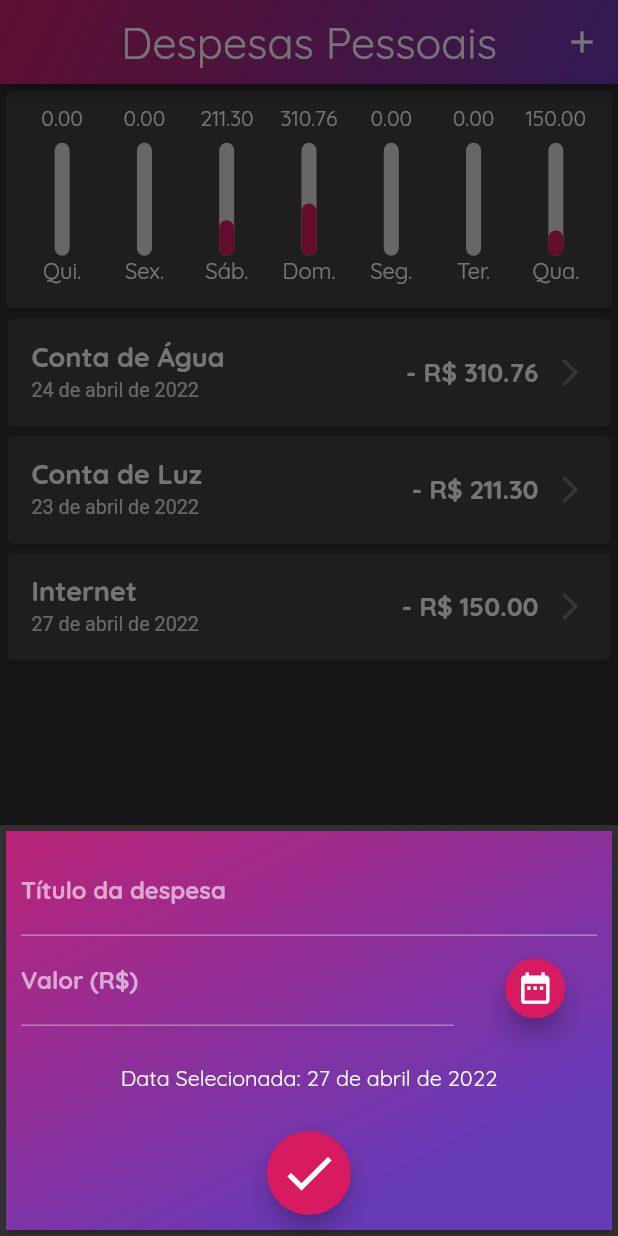
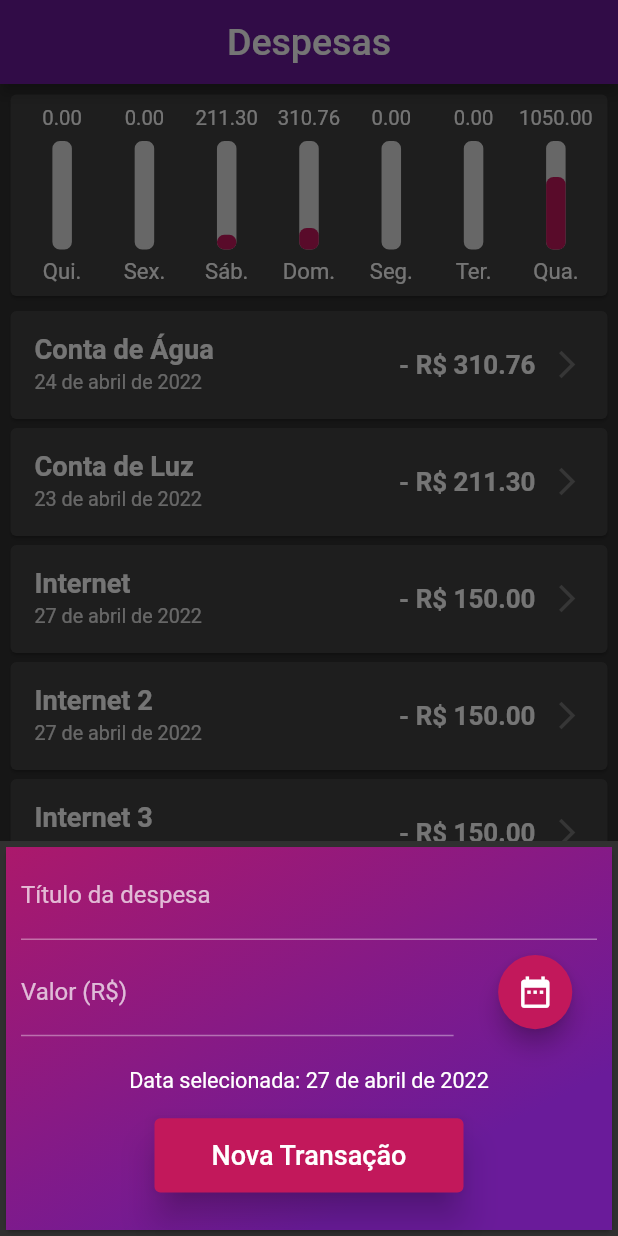
Before and after one commit to lucasgaldinomota/flutter_despesas, a Flutter app: the screen it shows after launch, after a tap on the "add" icon, on a phone screen of 412 x 824 dp. Run offline on Flutter 3.47's test engine with Material 2 defaults, Android fonts, the light colour scheme and no system bars.

Commit message:
mudanças parte 1

```diff
--- a/lib/components/adaptative_button.dart
+++ b/lib/components/adaptative_button.dart
@@ -1,6 +1,4 @@
-import 'package:flutter/cupertino.dart';
 import 'package:flutter/material.dart';
-import 'dart:io';
 
 class AdaptativeButton extends StatelessWidget {
   final String? label;
@@ -10,20 +8,20 @@ class AdaptativeButton extends StatelessWidget {
 
   @override
   Widget build(BuildContext context) {
-    return Platform.isIOS
-        ? CupertinoButton(
-            color: Colors.pink[700],
-            child: Text(label.toString()),
-            onPressed: onPressed,
-          )
-        : FloatingActionButton(
-            backgroundColor: Colors.pink[600],
-            child: const Icon(
-              Icons.check,
-              size: 40,
-              color: Colors.white,
-            ),
-            onPressed: onPressed,
-          );
+    return SizedBox(
+      height: MediaQuery.of(context).size.height * 0.06,
+      width: MediaQuery.of(context).size.width * 0.5,
+      child: ElevatedButton(
+        style: ElevatedButton.styleFrom(
+          elevation: 10,
+          primary: Theme.of(context).colorScheme.secondary,
+        ),
+        child: Text(
+          label!,
+          style: TextStyle(fontSize: 18),
+        ),
+        onPressed: onPressed,
+      ),
+    );
   }
 }
--- a/lib/components/adaptative_date_picker.dart
+++ b/lib/components/adaptative_date_picker.dart
@@ -1,6 +1,4 @@
 import 'package:flutter/material.dart';
-import 'package:flutter/cupertino.dart';
-import 'dart:io';
 
 class AdaptativeDatePicker extends StatelessWidget {
   final DateTime? selectedDate;
@@ -14,6 +12,23 @@ class AdaptativeDatePicker extends StatelessWidget {
       initialDate: DateTime.now(),
       firstDate: DateTime(2019),
       lastDate: DateTime.now(),
+      builder: (context, child) {
+        return Theme(
+          data: Theme.of(context).copyWith(
+            colorScheme: ColorScheme.light(
+              primary: Colors.pink[700]!,
+              onPrimary: Colors.white,
+              onSurface: Colors.white,
+            ),
+            textButtonTheme: TextButtonThemeData(
+              style: TextButton.styleFrom(
+                primary: Colors.white,
+              ),
+            ),
+          ),
+          child: child!,
+        );
+      },
     ).then((pickedDate) {
       if (pickedDate == null) {
         return;
@@ -25,37 +40,25 @@ class AdaptativeDatePicker extends StatelessWidget {
 
   @override
   Widget build(BuildContext context) {
-    return Platform.isIOS
-        ? CupertinoTheme(
-            data: CupertinoThemeData(
-              textTheme: CupertinoTextThemeData(
-                dateTimePickerTextStyle:
-                    TextStyle(fontSize: 18, color: Colors.white),
+    final mediaQuery = MediaQuery.of(context).size;
+
+    return Padding(
+      padding: const EdgeInsets.only(
+        top: 10,
+        bottom: 10,
       ),
-            ),
-            child: Container(
-              width: 300,
-              height: 170,
-              child: CupertinoDatePicker(
-                mode: CupertinoDatePickerMode.date,
-                initialDateTime: DateTime.now(),
-                minimumDate: DateTime(2019),
-                maximumDate: DateTime.now(),
-                onDateTimeChanged: onDateChanged!,
-              ),
-            ),
-          )
-        : Padding(
-            padding: const EdgeInsets.only(top: 10),
+      child: SizedBox(
+        height: mediaQuery.height * 0.06,
         child: FloatingActionButton(
-              backgroundColor: Colors.pink[600],
+          backgroundColor: Theme.of(context).colorScheme.secondary,
           mini: true,
-              child: const Icon(
+          child: Icon(
             Icons.date_range,
             size: 25,
-                color: Colors.white,
+            color: Theme.of(context).iconTheme.color,
           ),
           onPressed: () => _showDatePicker(context),
+        ),
       ),
     );
   }
--- a/lib/components/adaptative_text_field.dart
+++ b/lib/components/adaptative_text_field.dart
@@ -1,6 +1,4 @@
 import 'package:flutter/material.dart';
-import 'package:flutter/cupertino.dart';
-import 'dart:io';
 
 class AdaptativeTextField extends StatelessWidget {
   final String? label;
@@ -17,39 +15,21 @@ class AdaptativeTextField extends StatelessWidget {
 
   @override
   Widget build(BuildContext context) {
-    return Platform.isIOS
-        ? Padding(
-            padding: const EdgeInsets.only(bottom: 10),
-            child: CupertinoTextField(
-              decoration: BoxDecoration(
-                color: Colors.transparent,
-                border:
-                    Border(bottom: BorderSide(width: 0.4, color: Colors.white)),
-              ),
+    return TextField(
       controller: controller,
       keyboardType: keyboardType,
       onSubmitted: onSubmitted,
-              style: TextStyle(color: Colors.white),
-              placeholder: label,
-              clearButtonMode: OverlayVisibilityMode.editing,
-              placeholderStyle: const TextStyle(
-                fontFamily: 'Quicksand',
-                color: Colors.white,
+      decoration: InputDecoration(
+        labelText: label,
+        labelStyle: TextStyle(
+          color: Colors.white70,
+          // fontWeight: FontWeight.bold,
         ),
-              padding: const EdgeInsets.symmetric(
-                horizontal: 6,
-                vertical: 12,
+        focusedBorder: UnderlineInputBorder(
+          borderSide: BorderSide(
+            color: Colors.white70,
           ),
         ),
-          )
-        : TextField(
-            controller: controller,
-            keyboardType: keyboardType,
-            onSubmitted: onSubmitted,
-            decoration: InputDecoration(labelText: label),
-            style: const TextStyle(
-              fontFamily: 'Quicksand',
-              fontWeight: FontWeight.bold,
       ),
     );
   }
--- a/lib/components/chart.dart
+++ b/lib/components/chart.dart
@@ -43,9 +43,9 @@ class Chart extends StatelessWidget {
   Widget build(BuildContext context) {
     groupedTransactions;
     return Card(
-      margin: const EdgeInsets.all(4),
+      margin: const EdgeInsets.all(7),
       child: Padding(
-        padding: const EdgeInsets.all(10),
+        padding: const EdgeInsets.all(7),
         child: Row(
           mainAxisAlignment: MainAxisAlignment.spaceAround,
           children: groupedTransactions.map((tr) {
--- a/lib/components/chart_bar.dart
+++ b/lib/components/chart_bar.dart
@@ -9,29 +9,29 @@ class ChartBar extends StatelessWidget {
     this.label,
     this.value,
     this.percentage,
-  });
+    Key? key,
+  }) : super(key: key);
 
   @override
   Widget build(BuildContext context) {
     return LayoutBuilder(builder: (ctx, constraints) {
       return Column(
         children: [
-          Container(
+          SizedBox(
             height: constraints.maxHeight * 0.15,
             child: FittedBox(
               child: Text(
-                '${value?.toStringAsFixed(2)}',
+                value!.toStringAsFixed(2),
                 style: const TextStyle(
                   fontSize: 3,
-                  fontFamily: 'Quicksand',
                 ),
               ),
             ),
           ),
           SizedBox(height: constraints.maxHeight * 0.05),
-          Container(
+          SizedBox(
             height: constraints.maxHeight * 0.6,
-            width: 10,
+            width: 13,
             child: Stack(
               alignment: Alignment.bottomCenter,
               children: [
@@ -39,7 +39,7 @@ class ChartBar extends StatelessWidget {
                   decoration: BoxDecoration(
                     border: Border.all(
                       color: Colors.grey[300]!,
-                      width: 1.0,
+                      width: 1.5,
                     ),
                     color: Colors.grey[300],
                     borderRadius: BorderRadius.circular(5),
@@ -49,7 +49,7 @@ class ChartBar extends StatelessWidget {
                   heightFactor: percentage,
                   child: Container(
                     decoration: BoxDecoration(
-                      color: Colors.pink[600],
+                      color: Colors.pink[700],
                       borderRadius: BorderRadius.circular(5),
                     ),
                   ),
@@ -57,13 +57,12 @@ class ChartBar extends StatelessWidget {
               ],
             ),
           ),
-          SizedBox(height: constraints.maxHeight * 0.005),
+          SizedBox(height: constraints.maxHeight * 0.05),
           Container(
-            height: constraints.maxHeight * 0.15,
+            height: constraints.maxHeight * 0.14,
             child: FittedBox(
               child: Text(
-                "${label?[0].toUpperCase()}${label?.substring(1)}",
-                style: const TextStyle(fontFamily: 'Quicksand'),
+                "${label![0].toUpperCase()}${label!.substring(1)}",
               ),
             ),
           ),
--- a/lib/components/transaction_form.dart
+++ b/lib/components/transaction_form.dart
@@ -1,7 +1,5 @@
 import 'package:expenses/components/adaptative_date_picker.dart';
 import 'package:flutter/material.dart';
-import 'package:flutter/cupertino.dart';
-import 'dart:io';
 import 'package:intl/intl.dart';
 import 'adaptative_button.dart';
 import 'adaptative_text_field.dart';
@@ -10,7 +8,7 @@ import 'adaptative_date_picker.dart';
 class TransactionForm extends StatefulWidget {
   final void Function(String, double, DateTime) onSubmit;
 
-  const TransactionForm(this.onSubmit);
+  const TransactionForm(this.onSubmit, {Key? key}) : super(key: key);
 
   @override
   _TransactionFormState createState() => _TransactionFormState();
@@ -19,94 +17,43 @@ class TransactionForm extends StatefulWidget {
 class _TransactionFormState extends State<TransactionForm> {
   final _titleController = TextEditingController();
   final _valueController = TextEditingController();
-  DateTime _selectedDate = DateTime.now();
+  DateTime? _selectedDate = DateTime.now();
 
   _submitForm() {
     final title = _titleController.text;
     final value = double.tryParse(_valueController.text) ?? 0.0;
 
-    if (title.isEmpty || value <= 0) {
+    if (title.isEmpty || value <= 0 || _selectedDate == null) {
       return;
     }
 
-    widget.onSubmit(title, value, _selectedDate);
+    widget.onSubmit(title, value, _selectedDate!);
   }
 
   @override
   Widget build(BuildContext context) {
+    final height = MediaQuery.of(context).size.height;
     final width = MediaQuery.of(context).size.width;
 
-    return Platform.isIOS
-        ? SingleChildScrollView(
+    return SingleChildScrollView(
       child: Card(
         child: Container(
           decoration: BoxDecoration(
             gradient: LinearGradient(
               begin: Alignment(-1, -2),
               end: Alignment(0, 1),
-                    colors: [Colors.pink[600]!, Colors.deepPurple],
+              colors: [
+                Theme.of(context).colorScheme.secondary,
+                Theme.of(context).colorScheme.primary,
+              ],
             ),
           ),
           child: Padding(
             padding: EdgeInsets.only(
               left: 10,
               right: 10,
-                    top: 10,
-                    bottom: 17 + MediaQuery.of(context).viewInsets.bottom,
-                  ),
-                  child: Column(
-                    children: <Widget>[
-                      AdaptativeTextField(
-                        label: 'Título',
-                        controller: _titleController,
-                        onSubmitted: (_) => _submitForm(),
-                      ),
-                      AdaptativeTextField(
-                        label: 'Valor (R\$)',
-                        controller: _valueController,
-                        keyboardType:
-                            TextInputType.numberWithOptions(decimal: true),
-                        onSubmitted: (_) => _submitForm(),
-                      ),
-                      AdaptativeDatePicker(
-                        selectedDate: _selectedDate,
-                        onDateChanged: (newDate) {
-                          setState(() {
-                            _selectedDate = newDate;
-                          });
-                        },
-                      ),
-                      Row(
-                        mainAxisAlignment: MainAxisAlignment.center,
-                        children: <Widget>[
-                          AdaptativeButton(
-                            label: 'Nova Transação',
-                            onPressed: _submitForm,
-                          ),
-                        ],
-                      )
-                    ],
-                  ),
-                ),
-              ),
-            ),
-          )
-        : SingleChildScrollView(
-            child: Card(
-              child: Container(
-                decoration: BoxDecoration(
-                  gradient: LinearGradient(
-                    begin: Alignment(-1, -2),
-                    end: Alignment(0, 1),
-                    colors: [Colors.pink[600]!, Colors.deepPurple],
-                  ),
-                ),
-                child: Padding(
-                  padding: EdgeInsets.only(
-                    left: 10,
-                    right: 10,
-                    top: 10,
-                    bottom: 10 + MediaQuery.of(context).viewInsets.bottom,
+              top: 3,
+              bottom: 25 + MediaQuery.of(context).viewInsets.bottom,
             ),
             child: Column(
               crossAxisAlignment: CrossAxisAlignment.start,
@@ -120,17 +67,17 @@ class _TransactionFormState extends State<TransactionForm> {
                 Row(
                   mainAxisAlignment: MainAxisAlignment.spaceBetween,
                   children: [
-                          Container(
+                    SizedBox(
                       width: width * 0.7,
                       child: AdaptativeTextField(
                         label: 'Valor (R\$)',
                         controller: _valueController,
-                              keyboardType: TextInputType.numberWithOptions(
-                                  decimal: true),
+                        keyboardType:
+                            TextInputType.numberWithOptions(decimal: true),
                         onSubmitted: (_) => _submitForm(),
                       ),
                     ),
-                          Container(
+                    SizedBox(
                       width: width * 0.2,
                       child: AdaptativeDatePicker(
                         selectedDate: _selectedDate,
@@ -144,12 +91,11 @@ class _TransactionFormState extends State<TransactionForm> {
                   ],
                 ),
                 Container(
-                        height: 70,
+                  height: height * 0.06,
                   alignment: Alignment.center,
                   child: Text(
-                          'Data Selecionada: ${DateFormat("dd 'de' MMMM 'de' y", 'pt_BR').format(_selectedDate)}',
+                    'Data selecionada: ${DateFormat("dd 'de' MMMM 'de' y", 'pt_BR').format(_selectedDate!)}',
                     style: TextStyle(
-                            fontFamily: 'Quicksand',
                       fontSize: width * 0.035,
                     ),
                   ),
--- a/lib/components/transaction_item.dart
+++ b/lib/components/transaction_item.dart
@@ -21,13 +21,12 @@ class TransactionItem extends StatelessWidget {
     return Card(
       margin: const EdgeInsets.symmetric(
         vertical: 3,
-        horizontal: 5,
+        horizontal: 7,
       ),
       child: ListTile(
         title: Text(
           tr.title,
           style: TextStyle(
-              fontFamily: 'Quicksand',
               color: Colors.white,
               fontWeight: FontWeight.bold,
               fontSize: width * 0.044),
@@ -47,7 +46,6 @@ class TransactionItem extends StatelessWidget {
               style: TextStyle(
                 color: Colors.white,
                 fontSize: width * 0.042,
-                fontFamily: 'Quicksand',
                 fontWeight: FontWeight.bold,
               ),
             ),
--- a/lib/components/transaction_list.dart
+++ b/lib/components/transaction_list.dart
@@ -17,9 +17,10 @@ class _TransactionListState extends State<TransactionList> {
   @override
   Widget build(BuildContext context) {
     return widget._transactions.isEmpty
-        ? LayoutBuilder(builder: (ctx, constraints) {
+        ? LayoutBuilder(
+            builder: (ctx, constraints) {
               return Padding(
-              padding: const EdgeInsets.all(10),
+                padding: const EdgeInsets.all(8),
                 child: Column(
                   children: [
                     const SizedBox(height: 20),
@@ -38,16 +39,23 @@ class _TransactionListState extends State<TransactionList> {
                   ],
                 ),
               );
-          })
+            },
+          )
         : ListView.builder(
-            padding: const EdgeInsets.only(bottom: 75),
+            padding: EdgeInsets.only(
+              bottom: MediaQuery.of(context).size.height * 0.234,
+            ),
             itemCount: widget._transactions.length,
             itemBuilder: (ctx, index) {
               final tr = widget._transactions[index];
               return Dismissible(
                 direction: DismissDirection.endToStart,
                 background: Padding(
-                  padding: const EdgeInsets.all(3),
+                  padding: const EdgeInsets.only(
+                    top: 3,
+                    bottom: 3,
+                    right: 7,
+                  ),
                   child: Container(
                     alignment: AlignmentDirectional.centerEnd,
                     decoration: BoxDecoration(
--- a/lib/main.dart
+++ b/lib/main.dart
@@ -1,9 +1,6 @@
-import 'package:flutter/cupertino.dart';
 import 'package:flutter/material.dart';
-import 'package:flutter/services.dart';
 import 'package:flutter_localizations/flutter_localizations.dart';
 import 'dart:math';
-import 'dart:io';
 import 'models/transaction.dart';
 import 'components/transaction_form.dart';
 import 'components/transaction_list.dart';
@@ -12,43 +9,31 @@ import 'components/chart.dart';
 main() => runApp(ExpensesApp());
 
 class ExpensesApp extends StatelessWidget {
+  ExpensesApp({Key? key}) : super(key: key);
+  final ThemeData mainTheme = ThemeData.dark();
+
   @override
   Widget build(BuildContext context) {
-    SystemChrome.setSystemUIOverlayStyle(SystemUiOverlayStyle(
-      statusBarColor: Colors.transparent,
-      systemNavigationBarColor: Color(0xFF303030),
-    ));
     return MaterialApp(
       localizationsDelegates: [
         GlobalMaterialLocalizations.delegate,
         GlobalCupertinoLocalizations.delegate,
         GlobalWidgetsLocalizations.delegate
       ],
-        supportedLocales: [
-          const Locale('pt', 'BR')
-        ],
+      supportedLocales: [const Locale('pt', 'BR')],
       debugShowCheckedModeBanner: false,
-        title: 'Despesas Pessoais',
-        theme: ThemeData(
-          brightness: Brightness.dark,
-          accentColor: Colors.white,
-          fontFamily: 'Quicksand',
-          textTheme: ThemeData.dark().textTheme.copyWith(
-                headline6: const TextStyle(
-                  fontFamily: 'Quicksand',
-                  fontSize: 18,
+      title: 'Despesas',
+      theme: mainTheme.copyWith(
+        colorScheme: mainTheme.colorScheme.copyWith(
+          primary: Colors.purple[800],
+          secondary: Colors.pink[700],
+        ),
+        iconTheme: mainTheme.iconTheme.copyWith(
+          color: Colors.white,
         ),
       ),
-          appBarTheme: AppBarTheme(
-            textTheme: ThemeData.dark().textTheme.copyWith(
-                  headline6: const TextStyle(
-                    fontFamily: 'Quicksand',
-                    fontSize: 27,
-                  ),
-                ),
-          ),
-        ),
-        home: MyHomePage());
+      home: MyHomePage(),
+    );
   }
 }
 
@@ -77,9 +62,43 @@ class _MyHomePageState extends State<MyHomePage> with WidgetsBindingObserver {
       value: 150.00,
       date: DateTime.now(),
     ),
+    Transaction(
+      id: 't4',
+      title: 'Internet 2',
+      value: 150.00,
+      date: DateTime.now(),
+    ),
+    Transaction(
+      id: 't5',
+      title: 'Internet 3',
+      value: 150.00,
+      date: DateTime.now(),
+    ),
+    Transaction(
+      id: 't6',
+      title: 'Internet 4',
+      value: 150.00,
+      date: DateTime.now(),
+    ),
+    Transaction(
+      id: 't7',
+      title: 'Internet 5',
+      value: 150.00,
+      date: DateTime.now(),
+    ),
+    Transaction(
+      id: 't8',
+      title: 'Internet 6',
+      value: 150.00,
+      date: DateTime.now(),
+    ),
+    Transaction(
+      id: 't9',
+      title: 'Internet 7',
+      value: 150.00,
+      date: DateTime.now(),
+    ),
   ];
-
-  bool _showChart = false;
 
   @override
   void initState() {
@@ -143,108 +162,48 @@ class _MyHomePageState extends State<MyHomePage> with WidgetsBindingObserver {
     );
   }
 
-  Widget _getIconButton(IconData icon, Function() fn) {
-    return Platform.isIOS
-        ? GestureDetector(onTap: fn, child: Icon(icon, size: 40))
-        : IconButton(icon: Icon(icon), onPressed: fn);
-  }
-
   @override
   Widget build(BuildContext context) {
-    final mediaQuery = MediaQuery.of(context);
-    bool isLandscape = mediaQuery.orientation == Orientation.landscape;
+    final mediaQuery = MediaQuery.of(context).size;
 
-    final iconList = Platform.isIOS ? CupertinoIcons.refresh : Icons.list;
-    final iconChart =
-        Platform.isIOS ? CupertinoIcons.refresh : Icons.show_chart;
-
-    final actions = [
-      if (isLandscape)
-        _getIconButton(
-          _showChart ? iconList : iconChart,
-          () {
-            setState(() {
-              _showChart = !_showChart;
-            });
-          },
-        ),
-      _getIconButton(
-        Platform.isIOS ? CupertinoIcons.add : Icons.add,
-        () => _openTransactionFormModal(context),
-      ),
-    ];
-
-    final PreferredSizeWidget appBar = AppBar(
-      backgroundColor: Color(0x1FFFFFF),
-      title: FittedBox(
-        fit: BoxFit.fitWidth,
-        child: Text(
-          'Despesas Pessoais',
-          style: TextStyle(
-            fontSize: MediaQuery.of(context).size.width * 0.07,
-          ),
-        ),
+    return Scaffold(
+      appBar: AppBar(
+        backgroundColor: Theme.of(context).colorScheme.primary,
+        title: Text(
+          'Despesas',
+          style: TextStyle(fontSize: 25),
         ),
         centerTitle: true,
-      actions: actions,
-      flexibleSpace: Container(
-        decoration: BoxDecoration(
-          gradient: LinearGradient(
-            begin: Alignment(-1, -5),
-            end: Alignment(1, 2),
-            colors: [Colors.pink[600]!, Colors.deepPurple],
       ),
-        ),
-      ),
-    );
-
-    final availableHeight = mediaQuery.size.height -
-        appBar.preferredSize.height -
-        mediaQuery.padding.top;
-
-    final bodyPage = SafeArea(
+      body: SafeArea(
         child: SingleChildScrollView(
           child: Column(
             crossAxisAlignment: CrossAxisAlignment.stretch,
             children: [
-            if (_showChart || !isLandscape)
               Container(
-                height: availableHeight * (isLandscape ? 0.75 : 0.2),
+                height: mediaQuery.height * 0.18,
                 child: Chart(_recentTransactions),
               ),
-            if (!_showChart || !isLandscape)
               Container(
-                height: availableHeight * (isLandscape ? 1 : 0.8),
+                height: mediaQuery.height * 0.8,
                 child: TransactionList(
-                    _transactions, _removeTransaction, _undoRemove),
+                  _transactions,
+                  _removeTransaction,
+                  _undoRemove,
+                ),
               ),
             ],
           ),
         ),
-    );
-
-    return Platform.isIOS
-        ? CupertinoPageScaffold(
-            navigationBar: CupertinoNavigationBar(
-              middle: const Text(
-                'Despesas Pessoais',
-                style: TextStyle(color: Colors.white),
       ),
-              trailing: Row(
-                mainAxisSize: MainAxisSize.min,
-                children: actions,
+      floatingActionButton: FloatingActionButton(
+        child: Icon(
+          Icons.add,
+          color: Theme.of(context).iconTheme.color,
+          size: 35,
         ),
-              backgroundColor: Colors.pink[600],
-            ),
-            child: bodyPage,
-          )
-        : Scaffold(
-            appBar: appBar,
-            body: bodyPage,
-            floatingActionButton: FloatingActionButton(
-              child: Icon(Icons.add, color: Colors.white, size: 35),
         onPressed: () => _openTransactionFormModal(context),
-              backgroundColor: Colors.pink[600],
+        backgroundColor: Theme.of(context).colorScheme.primary,
       ),
       floatingActionButtonLocation: FloatingActionButtonLocation.endFloat,
     );
--- a/pubspec.yaml
+++ b/pubspec.yaml
@@ -6,7 +6,7 @@ publish_to: "none"
 version: 1.0.0+1
 
 environment:
-  sdk: ">=2.12.0 <3.0.0"
+  sdk: ">=2.16.2 <3.0.0"
 
 dependencies:
   flutter:
@@ -22,6 +22,7 @@ dev_dependencies:
   flutter_launcher_icons: "^0.7.0"
   flutter_test:
     sdk: flutter
+  flutter_lints: ^1.0.0
 
 flutter_icons:
   ios: true
```
Also changed, not shown: pubspec.lock, 3 other files. Lines whose indentation alone changed are shown as unchanged.
